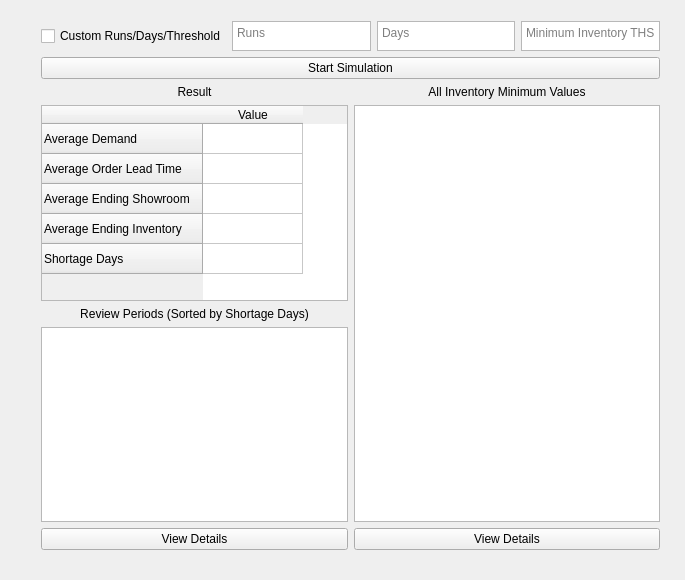
Old version of the form mainwindow.ui in the repository ragrag/Inventory-Simulation-QT.
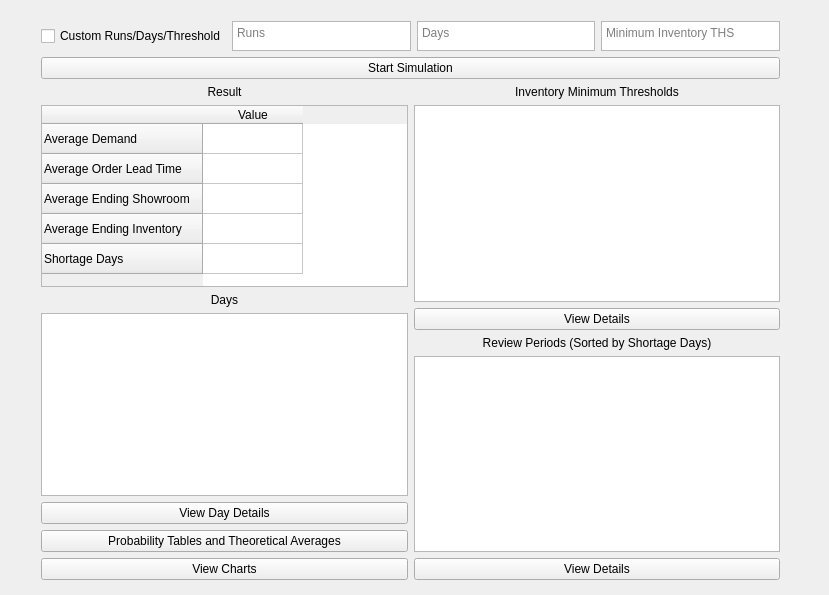
New version of the form.

Commit message: not gonna die tonight

```diff
--- a/mainwindow.ui
+++ b/mainwindow.ui
@@ -6,8 +6,8 @@
    <rect>
     <x>0</x>
     <y>0</y>
-    <width>685</width>
-    <height>580</height>
+    <width>829</width>
+    <height>595</height>
    </rect>
   </property>
   <property name="windowTitle">
@@ -19,8 +19,8 @@
      <rect>
       <x>30</x>
       <y>10</y>
-      <width>641</width>
-      <height>551</height>
+      <width>761</width>
+      <height>581</height>
      </rect>
     </property>
     <layout class="QVBoxLayout" name="verticalLayout_6">
@@ -156,9 +156,9 @@
             </widget>
            </item>
            <item>
-            <widget class="QLabel" name="reviewPeriodLabel">
+            <widget class="QLabel" name="label">
              <property name="text">
-              <string>Review Periods (Sorted by Shortage Days)</string>
+              <string>Days</string>
              </property>
              <property name="alignment">
               <set>Qt::AlignCenter</set>
@@ -166,12 +166,26 @@
             </widget>
            </item>
            <item>
-            <widget class="QListWidget" name="reviewPeriodList"/>
+            <widget class="QListWidget" name="dayList"/>
            </item>
            <item>
-            <widget class="QPushButton" name="viewReviewPeriod_Btn">
+            <widget class="QPushButton" name="viewDay_Btn">
              <property name="text">
-              <string>View Details</string>
+              <string>View Day Details</string>
+             </property>
+            </widget>
+           </item>
+           <item>
+            <widget class="QPushButton" name="probability_Btn">
+             <property name="text">
+              <string>Probability Tables and Theoretical Averages</string>
+             </property>
+            </widget>
+           </item>
+           <item>
+            <widget class="QPushButton" name="charts_Btn">
+             <property name="text">
+              <string>View Charts</string>
              </property>
             </widget>
            </item>
@@ -182,7 +196,7 @@
            <item>
             <widget class="QLabel" name="label_2">
              <property name="text">
-              <string>All Inventory Minimum Values</string>
+              <string>Inventory Minimum Thresholds</string>
              </property>
              <property name="alignment">
               <set>Qt::AlignCenter</set>
@@ -199,6 +213,26 @@
              </property>
             </widget>
            </item>
+           <item>
+            <widget class="QLabel" name="reviewPeriodLabel">
+             <property name="text">
+              <string>Review Periods (Sorted by Shortage Days)</string>
+             </property>
+             <property name="alignment">
+              <set>Qt::AlignCenter</set>
+             </property>
+            </widget>
+           </item>
+           <item>
+            <widget class="QListWidget" name="reviewPeriodList"/>
+           </item>
+           <item>
+            <widget class="QPushButton" name="viewReviewPeriod_Btn">
+             <property name="text">
+              <string>View Details</string>
+             </property>
+            </widget>
+           </item>
           </layout>
          </item>
         </layout>
```
The commit also changes 2 other files.
